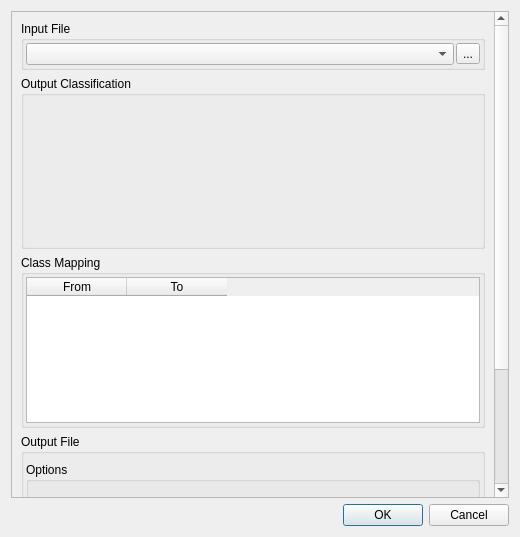
First picture: the form in enmapbox/coreapps/reclassifyapp/reclassifydialog.ui, repository jakimowb/enmapbox_testmigration2, before the edit.
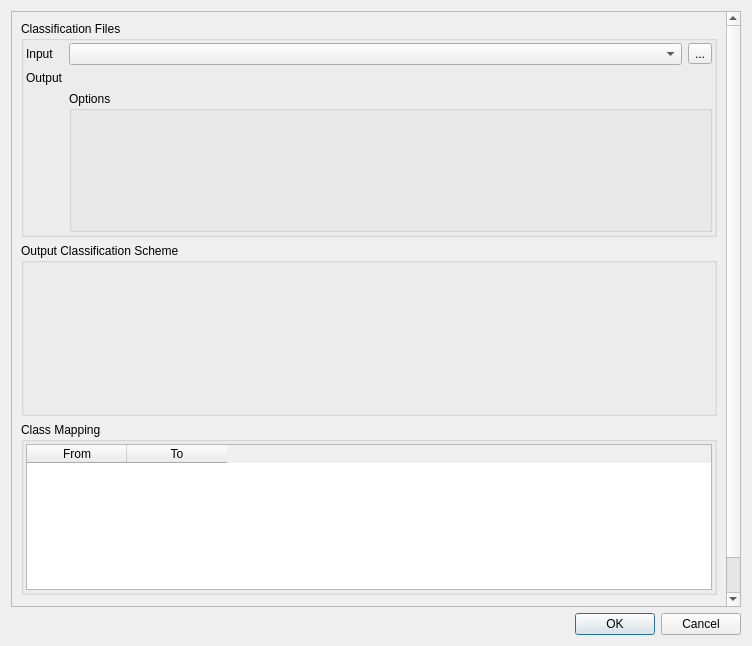
Second picture: the form after the edit. Icons and pictures are not drawn. Custom widgets are drawn as their Qt base class.

Commit message: reclassify app: - modified ui - refactoring

What changed in the file:
```diff
--- a/enmapbox/coreapps/reclassifyapp/reclassifydialog.ui
+++ b/enmapbox/coreapps/reclassifyapp/reclassifydialog.ui
@@ -6,8 +6,8 @@
    <rect>
     <x>0</x>
     <y>0</y>
-    <width>520</width>
-    <height>537</height>
+    <width>752</width>
+    <height>646</height>
    </rect>
   </property>
   <property name="windowTitle">
@@ -27,8 +27,8 @@
        <rect>
         <x>0</x>
         <y>0</y>
-        <width>483</width>
-        <height>514</height>
+        <width>728</width>
+        <height>587</height>
        </rect>
       </property>
       <property name="sizePolicy">
@@ -41,12 +41,9 @@
        <item>
         <widget class="QGroupBox" name="groupBox">
          <property name="title">
-          <string>Input File</string>
+          <string>Classification Files</string>
          </property>
-         <layout class="QHBoxLayout" name="horizontalLayout">
-          <property name="spacing">
-           <number>2</number>
-          </property>
+         <layout class="QGridLayout" name="gridLayout" columnstretch="0,2,0">
           <property name="leftMargin">
            <number>2</number>
           </property>
@@ -59,10 +56,10 @@
           <property name="bottomMargin">
            <number>2</number>
           </property>
-          <item>
+          <item row="0" column="1">
            <widget class="QgsMapLayerComboBox" name="mapLayerComboBox"/>
           </item>
-          <item>
+          <item row="0" column="2">
            <widget class="QToolButton" name="btnSelectSrcfile">
             <property name="text">
              <string>...</string>
@@ -73,6 +70,67 @@
             </property>
            </widget>
           </item>
+          <item row="0" column="0">
+           <widget class="QLabel" name="label">
+            <property name="text">
+             <string>Input</string>
+            </property>
+           </widget>
+          </item>
+          <item row="1" column="1" colspan="2">
+           <widget class="QgsFileWidget" name="dstFileWidget">
+            <property name="sizePolicy">
+             <sizepolicy hsizetype="Preferred" vsizetype="Fixed">
+              <horstretch>0</horstretch>
+              <verstretch>0</verstretch>
+             </sizepolicy>
+            </property>
+            <property name="dialogTitle">
+             <string>Specify output classification path</string>
+            </property>
+           </widget>
+          </item>
+          <item row="1" column="0">
+           <widget class="QLabel" name="label_2">
+            <property name="text">
+             <string>Output</string>
+            </property>
+           </widget>
+          </item>
+          <item row="2" column="1" colspan="2">
+           <widget class="QgsCollapsibleGroupBox" name="gbOutputOptions">
+            <property name="sizePolicy">
+             <sizepolicy hsizetype="Preferred" vsizetype="Preferred">
+              <horstretch>0</horstretch>
+              <verstretch>1</verstretch>
+             </sizepolicy>
+            </property>
+            <property name="title">
+             <string>Options</string>
+            </property>
+            <property name="collapsed">
+             <bool>true</bool>
+            </property>
+            <layout class="QVBoxLayout" name="verticalLayout_3">
+             <item>
+              <widget class="QgsRasterFormatSaveOptionsWidget" name="widgetOutputOptions" native="true">
+               <property name="sizePolicy">
+                <sizepolicy hsizetype="Preferred" vsizetype="Preferred">
+                 <horstretch>0</horstretch>
+                 <verstretch>1</verstretch>
+                </sizepolicy>
+               </property>
+               <property name="minimumSize">
+                <size>
+                 <width>10</width>
+                 <height>100</height>
+                </size>
+               </property>
+              </widget>
+             </item>
+            </layout>
+           </widget>
+          </item>
          </layout>
         </widget>
        </item>
@@ -97,7 +155,7 @@
           </size>
          </property>
          <property name="title">
-          <string>Output Classification</string>
+          <string>Output Classification Scheme</string>
          </property>
          <layout class="QVBoxLayout" name="verticalLayout_7">
           <property name="spacing">
@@ -205,74 +263,6 @@
          </layout>
         </widget>
        </item>
-       <item>
-        <widget class="QGroupBox" name="gbOutputFile">
-         <property name="title">
-          <string>Output File</string>
-         </property>
-         <layout class="QVBoxLayout" name="verticalLayout_5">
-          <property name="leftMargin">
-           <number>2</number>
-          </property>
-          <property name="topMargin">
-           <number>2</number>
-          </property>
-          <property name="rightMargin">
-           <number>2</number>
-          </property>
-          <property name="bottomMargin">
-           <number>2</number>
-          </property>
-          <item>
-           <widget class="QgsFileWidget" name="dstFileWidget">
-            <property name="sizePolicy">
-             <sizepolicy hsizetype="Preferred" vsizetype="Fixed">
-              <horstretch>0</horstretch>
-              <verstretch>0</verstretch>
-             </sizepolicy>
-            </property>
-            <property name="dialogTitle">
-             <string>Specify output classification path</string>
-            </property>
-           </widget>
-          </item>
-          <item>
-           <widget class="QgsCollapsibleGroupBox" name="gbOutputOptions">
-            <property name="sizePolicy">
-             <sizepolicy hsizetype="Preferred" vsizetype="Preferred">
-              <horstretch>0</horstretch>
-              <verstretch>1</verstretch>
-             </sizepolicy>
-            </property>
-            <property name="title">
-             <string>Options</string>
-            </property>
-            <property name="collapsed">
-             <bool>true</bool>
-            </property>
-            <layout class="QVBoxLayout" name="verticalLayout_3">
-             <item>
-              <widget class="QgsRasterFormatSaveOptionsWidget" name="widgetOutputOptions" native="true">
-               <property name="sizePolicy">
-                <sizepolicy hsizetype="Preferred" vsizetype="Preferred">
-                 <horstretch>0</horstretch>
-                 <verstretch>1</verstretch>
-                </sizepolicy>
-               </property>
-               <property name="minimumSize">
-                <size>
-                 <width>10</width>
-                 <height>100</height>
-                </size>
-               </property>
-              </widget>
-             </item>
-            </layout>
-           </widget>
-          </item>
-         </layout>
-        </widget>
-       </item>
        <item>
         <spacer name="verticalSpacer">
          <property name="orientation">
```
Left out of the diff: 4 changed lines with no effect on the pictures. The commit also changes 3 other files.
